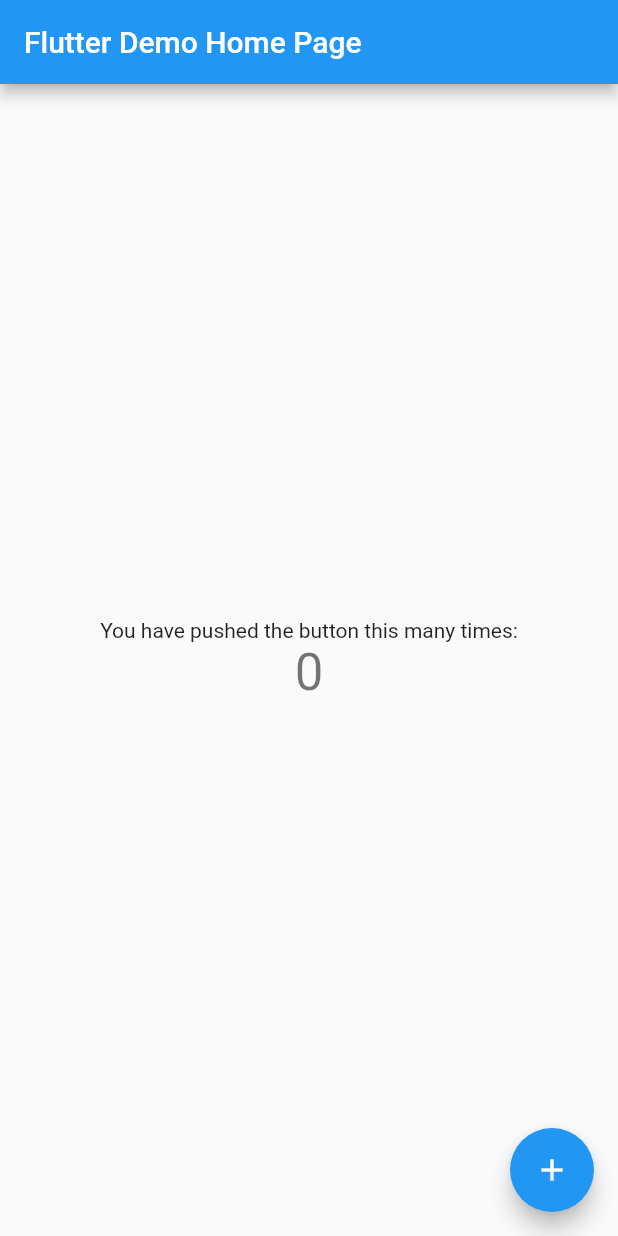
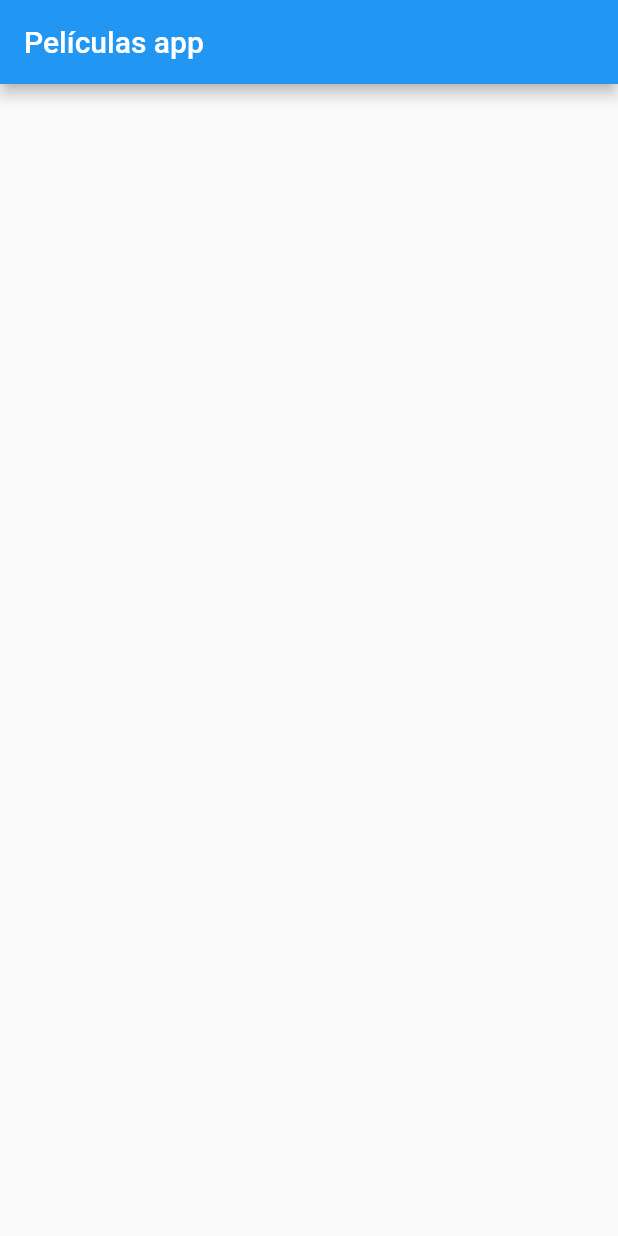
Before and after one commit to arnaugomez/peliculas_flutter_app, a Flutter app: the screen it shows after launch, on a phone screen of 412 x 824 dp. Run offline on Flutter 3.47's test engine with Material 2 defaults, Android fonts, the phone set to English and light mode, and no system bars.

Commit message:
Created main routes

```diff
--- /dev/null
+++ b/lib/helpers/create_widget_builder.dart
@@ -0,0 +1,3 @@
+import 'package:flutter/material.dart';
+
+WidgetBuilder createWidgetBuilder(Widget widget) => ((_) => widget);
--- a/lib/main.dart
+++ b/lib/main.dart
@@ -1,113 +1,19 @@
 import 'package:flutter/material.dart';
+import 'package:peliculas_flutter_app/helpers/create_widget_builder.dart';
+import 'package:peliculas_flutter_app/screens/screens.dart';
 
-void main() {
-  runApp(MyApp());
-}
+void main() => runApp(MyApp());
 
 class MyApp extends StatelessWidget {
-  // This widget is the root of your application.
   @override
   Widget build(BuildContext context) {
     return MaterialApp(
-      title: 'Flutter Demo',
-      theme: ThemeData(
-        // This is the theme of your application.
-        //
-        // Try running your application with "flutter run". You'll see the
-        // application has a blue toolbar. Then, without quitting the app, try
-        // changing the primarySwatch below to Colors.green and then invoke
-        // "hot reload" (press "r" in the console where you ran "flutter run",
-        // or simply save your changes to "hot reload" in a Flutter IDE).
-        // Notice that the counter didn't reset back to zero; the application
-        // is not restarted.
-        primarySwatch: Colors.blue,
-      ),
-      home: MyHomePage(title: 'Flutter Demo Home Page'),
+      title: 'Películas',
+      initialRoute: 'home',
+      routes: {
+        'home': createWidgetBuilder(HomeScreen()),
+        'details': createWidgetBuilder(DetailsScreen())
+      }
     );
   }
 }
-
-class MyHomePage extends StatefulWidget {
-  MyHomePage({Key? key, required this.title}) : super(key: key);
-
-  // This widget is the home page of your application. It is stateful, meaning
-  // that it has a State object (defined below) that contains fields that affect
-  // how it looks.
-
-  // This class is the configuration for the state. It holds the values (in this
-  // case the title) provided by the parent (in this case the App widget) and
-  // used by the build method of the State. Fields in a Widget subclass are
-  // always marked "final".
-
-  final String title;
-
-  @override
-  _MyHomePageState createState() => _MyHomePageState();
-}
-
-class _MyHomePageState extends State<MyHomePage> {
-  int _counter = 0;
-
-  void _incrementCounter() {
-    setState(() {
-      // This call to setState tells the Flutter framework that something has
-      // changed in this State, which causes it to rerun the build method below
-      // so that the display can reflect the updated values. If we changed
-      // _counter without calling setState(), then the build method would not be
-      // called again, and so nothing would appear to happen.
-      _counter++;
-    });
-  }
-
-  @override
-  Widget build(BuildContext context) {
-    // This method is rerun every time setState is called, for instance as done
-    // by the _incrementCounter method above.
-    //
-    // The Flutter framework has been optimized to make rerunning build methods
-    // fast, so that you can just rebuild anything that needs updating rather
-    // than having to individually change instances of widgets.
-    return Scaffold(
-      appBar: AppBar(
-        // Here we take the value from the MyHomePage object that was created by
-        // the App.build method, and use it to set our appbar title.
-        title: Text(widget.title),
-      ),
-      body: Center(
-        // Center is a layout widget. It takes a single child and positions it
-        // in the middle of the parent.
-        child: Column(
-          // Column is also a layout widget. It takes a list of children and
-          // arranges them vertically. By default, it sizes itself to fit its
-          // children horizontally, and tries to be as tall as its parent.
-          //
-          // Invoke "debug painting" (press "p" in the console, choose the
-          // "Toggle Debug Paint" action from the Flutter Inspector in Android
-          // Studio, or the "Toggle Debug Paint" command in Visual Studio Code)
-          // to see the wireframe for each widget.
-          //
-          // Column has various properties to control how it sizes itself and
-          // how it positions its children. Here we use mainAxisAlignment to
-          // center the children vertically; the main axis here is the vertical
-          // axis because Columns are vertical (the cross axis would be
-          // horizontal).
-          mainAxisAlignment: MainAxisAlignment.center,
-          children: <Widget>[
-            Text(
-              'You have pushed the button this many times:',
-            ),
-            Text(
-              '$_counter',
-              style: Theme.of(context).textTheme.headline4,
-            ),
-          ],
-        ),
-      ),
-      floatingActionButton: FloatingActionButton(
-        onPressed: _incrementCounter,
-        tooltip: 'Increment',
-        child: Icon(Icons.add),
-      ), // This trailing comma makes auto-formatting nicer for build methods.
-    );
-  }
-}
--- /dev/null
+++ b/lib/screens/home_screen.dart
@@ -0,0 +1,13 @@
+import 'package:flutter/material.dart';
+
+class HomeScreen extends StatelessWidget {
+  const HomeScreen({Key? key}) : super(key: key);
+
+  @override
+  Widget build(BuildContext context) {
+    return Scaffold(
+      appBar: AppBar(title: Text("Películas app")),
+      body: Container(),
+    );
+  }
+}
--- /dev/null
+++ b/lib/screens/screens.dart
@@ -0,0 +1,2 @@
+export 'package:peliculas_flutter_app/screens/details_screen.dart';
+export 'package:peliculas_flutter_app/screens/home_screen.dart';
```
Also changed, not shown: lib/screens/details_screen.dart (added, +12 -0 lines), 1 other file.
